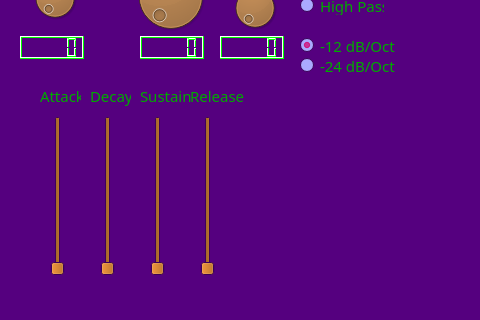
Above: mainwindow.ui from FlorentE96/Projet-additive-synth before the change; both pictures show x 0 to 480 and y 81 to 401 of the 585 by 401 pixel window. Below: the same form after it.
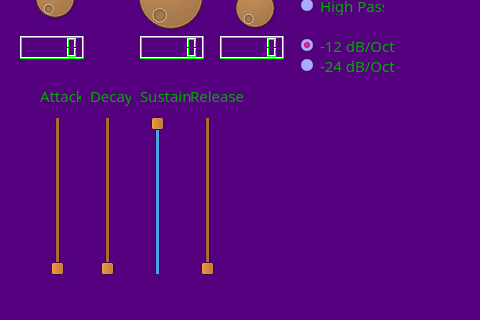
That is the form after the change.

Patch:
```diff
--- a/mainwindow.ui
+++ b/mainwindow.ui
@@ -384,6 +384,9 @@
       <height>160</height>
      </rect>
     </property>
+    <property name="sliderPosition">
+     <number>99</number>
+    </property>
     <property name="orientation">
      <enum>Qt::Vertical</enum>
     </property>
```
